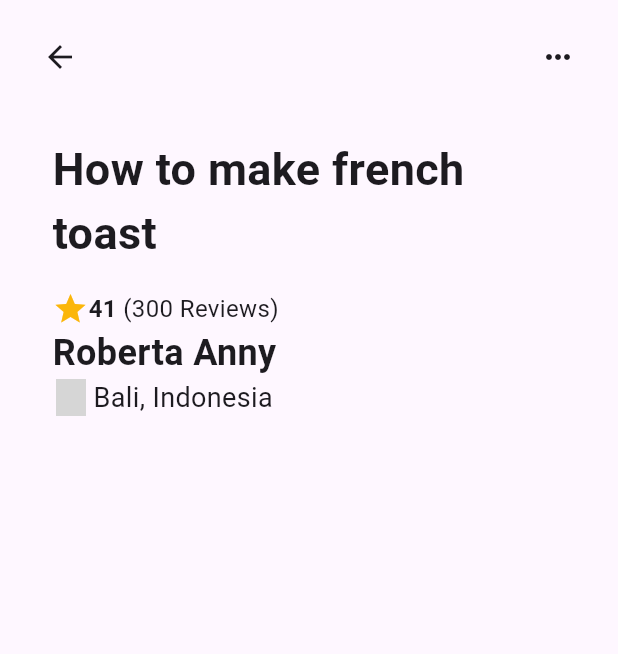
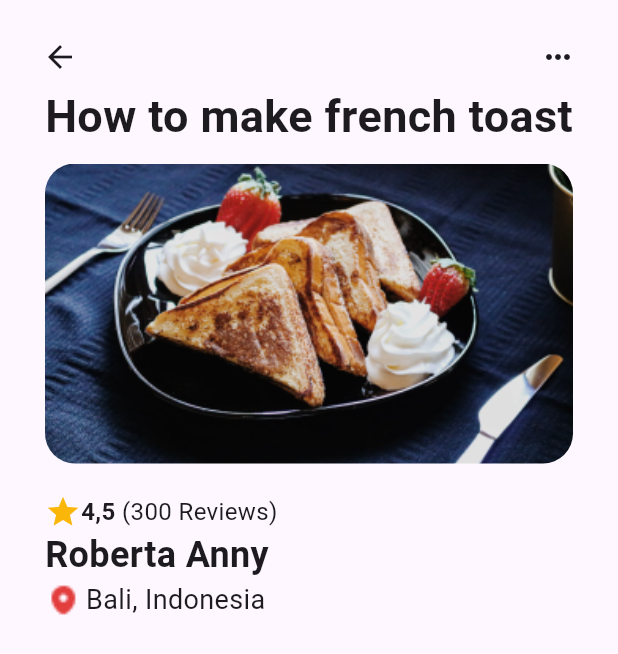
Before and after one commit to Lucheee/Flutter-Project---Food-Recipe, a Flutter app: the screen it shows after launch, on a phone screen of 412 x 824 dp. Shown: the top 654 px of the screen. Run offline on Flutter 3.47's test engine with Material 3 defaults, Android fonts, the phone set to English and light mode, and no system bars; grey boxes are pictures that could not be loaded.

Commit message:
Created a new Image Section

```diff
--- a/foodrecipeapp/lib/main.dart
+++ b/foodrecipeapp/lib/main.dart
@@ -39,16 +39,22 @@ class RecipeApp extends StatelessWidget {
         ),
       )),
       body: const Padding(
-        padding: EdgeInsets.all(35.0),
+        padding: EdgeInsets.symmetric(horizontal: 30.0),
         child: Center(
-          child: Column(crossAxisAlignment: CrossAxisAlignment.start, children: [
+          child:
+              Column(crossAxisAlignment: CrossAxisAlignment.start, children: [
             Text(
               "How to make french toast",
-
               style: TextStyle(fontSize: 30.0, fontWeight: FontWeight.w600),
             ),
-             SizedBox(
-              height: 17,
+            SizedBox(
+              height: 10,
+            ),
+            ImageSection(
+              image: 'assets/images/image 13.png'
+            ),
+            SizedBox(
+              height: 20
             ),
             ReviewSection(),
             ProfileSection(
@@ -56,6 +62,7 @@ class RecipeApp extends StatelessWidget {
               name: "Roberta Anny",
               image: 'assets/images/Location.png',
             )
+
           ]),
         ),
       ),
@@ -71,7 +78,7 @@ class ReviewSection extends StatelessWidget {
     return const Row(children: [
       Icon(Icons.star, color: Color.fromARGB(255, 251, 182, 10)),
       Text(
-        '41',
+        '4,5',
         style: TextStyle(fontWeight: FontWeight.bold, fontSize: 16.0),
       ),
       Text(
@@ -101,27 +108,53 @@ class ProfileSection extends StatelessWidget {
           children: [
             Text(
               name,
-              style: const TextStyle(fontWeight: FontWeight.bold, fontSize: 24.0),
+              style:
+                  const TextStyle(fontWeight: FontWeight.bold, fontSize: 24.0),
             ),
 
             Row(
               children: [
-                Image.network(
+                Image.asset(
                   image,
                   width: 20.0,
                   height: 25.0,
                   fit: BoxFit.cover,
                 ),
-                const SizedBox(width: 5.0,),
-                Text(address, style: const TextStyle(fontSize: 18.0),)
+                const SizedBox(
+                  width: 5.0,
+                ),
+                Text(
+                  address,
+                  style: const TextStyle(fontSize: 18.0),
+                )
               ],
             ),
-            // const SizedBox(width: 5,
-            // height: 10
-            // ),
+            const SizedBox(
+            height: 10
+            ),
           ],
         ),
       ],
     );
   }
 }
+
+class ImageSection extends StatelessWidget {
+  const ImageSection({super.key, required this.image});
+
+  final String image;
+
+  @override
+  Widget build(BuildContext context) {
+    return
+    Center(
+      child: ClipRRect(
+        borderRadius:  BorderRadius.circular(20.0),
+        child : Image.asset(image, width:400, height:200, fit: BoxFit.cover),
+         ),
+         );
+
+
+
+  }
+}
--- a/foodrecipeapp/pubspec.yaml
+++ b/foodrecipeapp/pubspec.yaml
@@ -61,6 +61,7 @@ flutter:
   # To add assets to your application, add an assets section, like this:
   assets:
     - assets/images/Location.png
+    - assets/images/image 13.png
     #- images/a_dot_ham.jpeg
 
   # An image asset can refer to one or more resolution-specific "variants", see
```
Also changed, not shown: 1 other file.
